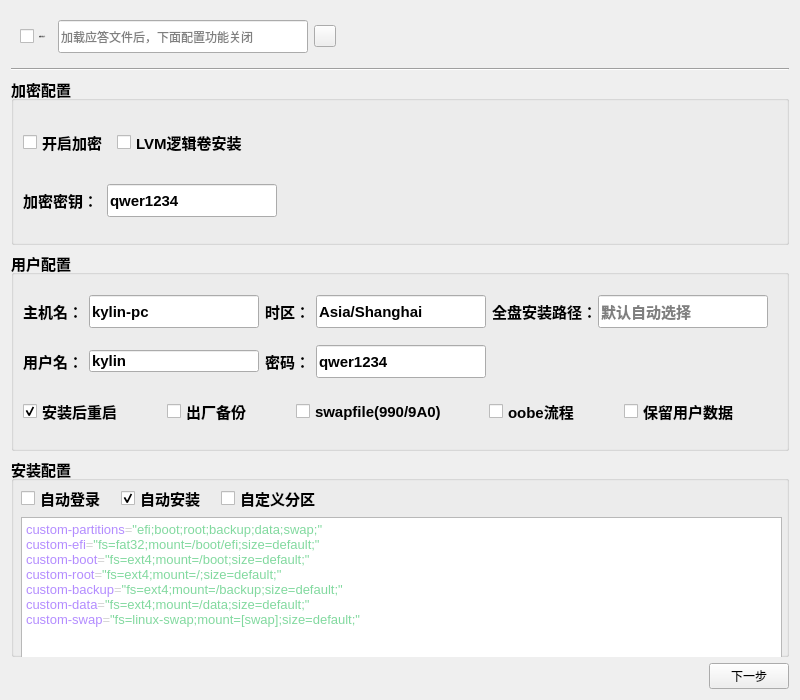
ouranos0318/PXE, file UI/AUTO.ui: the form before one commit.
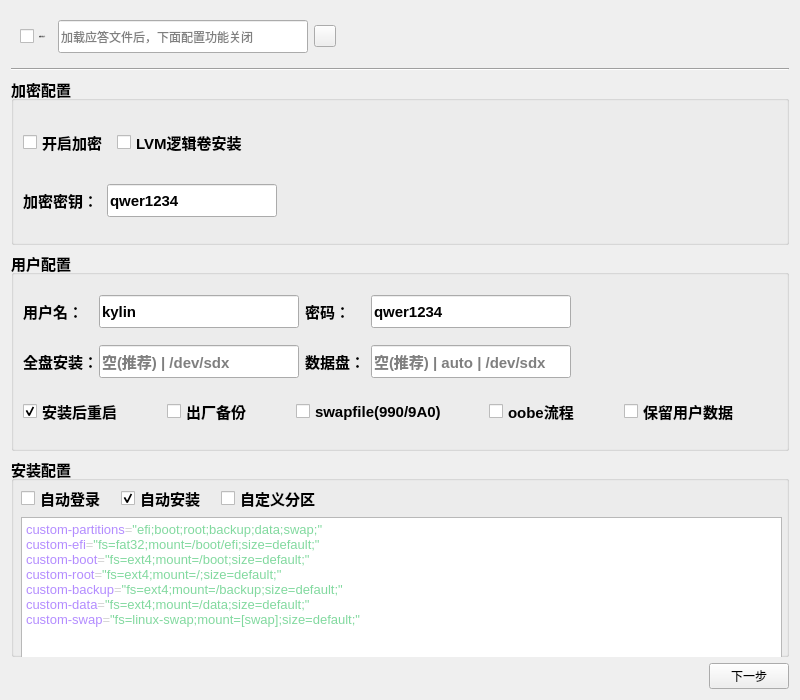
The form after the commit. Custom widgets are drawn as their Qt base class.

Diff of the .ui file:
```diff
--- a/UI/AUTO.ui
+++ b/UI/AUTO.ui
@@ -374,21 +374,21 @@
       <item>
        <layout class="QHBoxLayout" name="horizontalLayout_5">
         <item>
-         <widget class="BodyLabel" name="BodyLabel_3">
+         <widget class="BodyLabel" name="BodyLabel_5">
           <property name="minimumSize">
            <size>
-            <width>60</width>
+            <width>70</width>
             <height>33</height>
            </size>
           </property>
           <property name="maximumSize">
            <size>
-            <width>16777215</width>
+            <width>70</width>
             <height>33</height>
            </size>
           </property>
           <property name="text">
-           <string>主机名：</string>
+           <string>用户名：</string>
           </property>
           <property name="buddy">
            <cstring>LineEdit_HostName</cstring>
@@ -396,40 +396,40 @@
          </widget>
         </item>
         <item>
-         <widget class="LineEdit" name="LineEdit_HostName">
+         <widget class="LineEdit" name="LineEdit_UserName">
           <property name="minimumSize">
            <size>
-            <width>170</width>
+            <width>200</width>
             <height>33</height>
            </size>
           </property>
           <property name="maximumSize">
            <size>
-            <width>170</width>
+            <width>200</width>
             <height>33</height>
            </size>
           </property>
           <property name="text">
-           <string>kylin-pc</string>
+           <string>kylin</string>
           </property>
          </widget>
         </item>
         <item>
-         <widget class="BodyLabel" name="BodyLabel_4">
+         <widget class="BodyLabel" name="BodyLabel_6">
           <property name="minimumSize">
            <size>
-            <width>0</width>
+            <width>60</width>
             <height>33</height>
            </size>
           </property>
           <property name="maximumSize">
            <size>
-            <width>16777215</width>
+            <width>60</width>
             <height>33</height>
            </size>
           </property>
           <property name="text">
-           <string>时区：</string>
+           <string>密码：</string>
           </property>
           <property name="buddy">
            <cstring>LineEdit_Timezone</cstring>
@@ -437,65 +437,21 @@
          </widget>
         </item>
         <item>
-         <widget class="LineEdit" name="LineEdit_Timezone">
+         <widget class="LineEdit" name="LineEdit_UserPWD">
           <property name="minimumSize">
            <size>
-            <width>170</width>
+            <width>200</width>
             <height>33</height>
            </size>
           </property>
           <property name="maximumSize">
            <size>
-            <width>170</width>
+            <width>200</width>
             <height>33</height>
            </size>
           </property>
           <property name="text">
-           <string>Asia/Shanghai</string>
-          </property>
-         </widget>
-        </item>
-        <item>
-         <widget class="BodyLabel" name="BodyLabel_7">
-          <property name="minimumSize">
-           <size>
-            <width>100</width>
-            <height>33</height>
-           </size>
-          </property>
-          <property name="maximumSize">
-           <size>
-            <width>100</width>
-            <height>33</height>
-           </size>
-          </property>
-          <property name="text">
-           <string>全盘安装路径：</string>
-          </property>
-          <property name="buddy">
-           <cstring>LineEdit_Devpath</cstring>
-          </property>
-         </widget>
-        </item>
-        <item>
-         <widget class="LineEdit" name="LineEdit_Devpath">
-          <property name="minimumSize">
-           <size>
-            <width>170</width>
-            <height>33</height>
-           </size>
-          </property>
-          <property name="maximumSize">
-           <size>
-            <width>170</width>
-            <height>33</height>
-           </size>
-          </property>
-          <property name="text">
-           <string/>
-          </property>
-          <property name="placeholderText">
-           <string>默认自动选择</string>
+           <string>qwer1234</string>
           </property>
          </widget>
         </item>
@@ -517,21 +473,21 @@
       <item>
        <layout class="QHBoxLayout" name="horizontalLayout_6">
         <item>
-         <widget class="BodyLabel" name="BodyLabel_5">
+         <widget class="BodyLabel" name="BodyLabel_7">
           <property name="minimumSize">
            <size>
-            <width>60</width>
+            <width>70</width>
             <height>33</height>
            </size>
           </property>
           <property name="maximumSize">
            <size>
-            <width>150</width>
+            <width>70</width>
             <height>33</height>
            </size>
           </property>
           <property name="text">
-           <string>用户名：</string>
+           <string>全盘安装：</string>
           </property>
           <property name="buddy">
            <cstring>LineEdit_UserName</cstring>
@@ -539,40 +495,43 @@
          </widget>
         </item>
         <item>
-         <widget class="LineEdit" name="LineEdit_UserName">
+         <widget class="LineEdit" name="LineEdit_Devpath">
           <property name="minimumSize">
            <size>
-            <width>170</width>
-            <height>22</height>
+            <width>200</width>
+            <height>33</height>
            </size>
           </property>
           <property name="maximumSize">
            <size>
-            <width>170</width>
-            <height>22</height>
+            <width>200</width>
+            <height>33</height>
            </size>
           </property>
           <property name="text">
-           <string>kylin</string>
+           <string/>
           </property>
+          <property name="placeholderText">
+           <string>空(推荐) | /dev/sdx</string>
+          </property>
          </widget>
         </item>
         <item>
-         <widget class="BodyLabel" name="BodyLabel_6">
+         <widget class="BodyLabel" name="BodyLabel">
           <property name="minimumSize">
            <size>
-            <width>0</width>
-            <height>33</height>
+            <width>60</width>
+            <height>0</height>
            </size>
           </property>
           <property name="maximumSize">
            <size>
-            <width>16777215</width>
-            <height>33</height>
+            <width>60</width>
+            <height>16777215</height>
            </size>
           </property>
           <property name="text">
-           <string>密码：</string>
+           <string>数据盘：</string>
           </property>
           <property name="buddy">
            <cstring>LineEdit_UserPWD</cstring>
@@ -580,21 +539,21 @@
          </widget>
         </item>
         <item>
-         <widget class="LineEdit" name="LineEdit_UserPWD">
+         <widget class="LineEdit" name="LineEdit_DateDevicePath">
           <property name="minimumSize">
            <size>
-            <width>170</width>
+            <width>200</width>
             <height>33</height>
            </size>
           </property>
           <property name="maximumSize">
            <size>
-            <width>170</width>
+            <width>200</width>
             <height>33</height>
            </size>
           </property>
-          <property name="text">
-           <string>qwer1234</string>
+          <property name="placeholderText">
+           <string>空(推荐) | auto | /dev/sdx</string>
           </property>
          </widget>
         </item>
```
Left out of the diff: 9 changed lines with no effect on the pictures.
